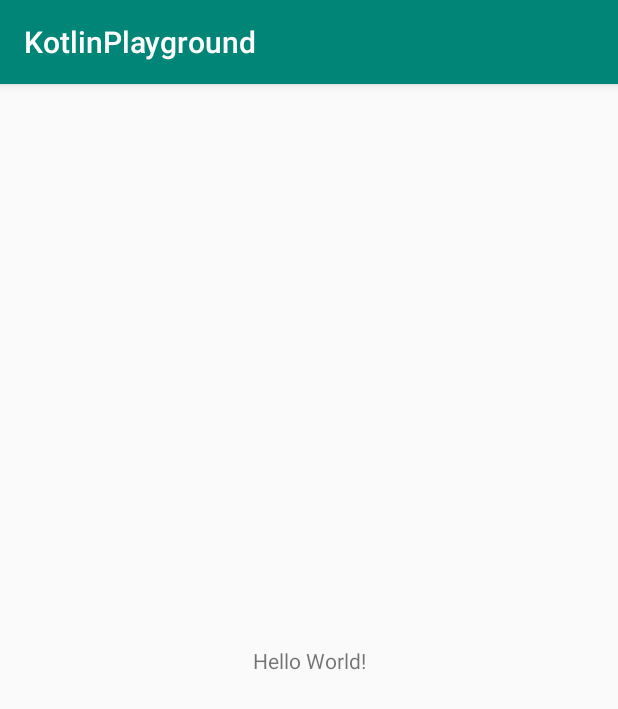
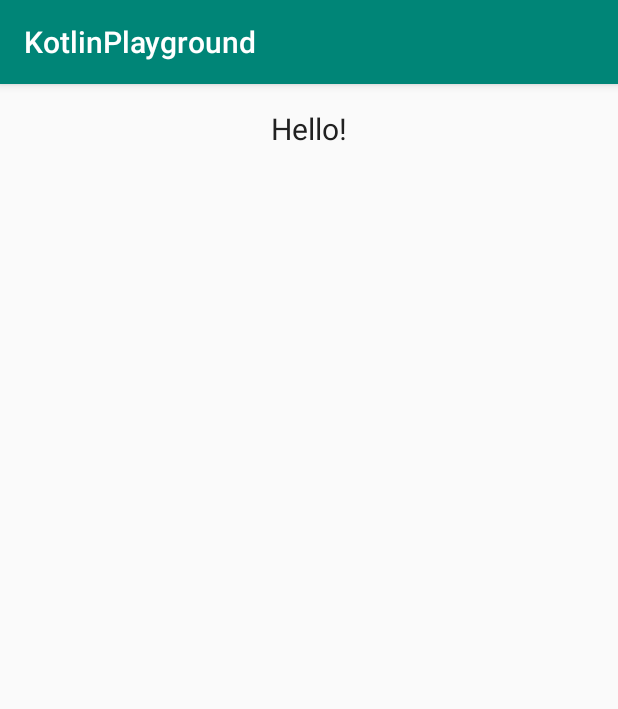
Before and after one commit to tochanenko/AndroidPlaygroundApp, an Android app: the screen it shows after launch (MainActivity), on a phone screen of 412 x 824 dp. Shown: the top 709 px of the screen. Run offline under Robolectric (Android 15) with nearby library versions, the phone set to English and light mode, and no system bars.

Commit message:
Tested TextView

```diff
--- a/playground/app/src/main/java/com/tochanenko/kotlinplayground/MainActivity.kt
+++ b/playground/app/src/main/java/com/tochanenko/kotlinplayground/MainActivity.kt
@@ -2,11 +2,18 @@ package com.tochanenko.kotlinplayground
 
 import android.support.v7.app.AppCompatActivity
 import android.os.Bundle
+import android.widget.TextView
 
 class MainActivity : AppCompatActivity() {
+
+    lateinit var tv : TextView
 
     override fun onCreate(savedInstanceState: Bundle?) {
         super.onCreate(savedInstanceState)
         setContentView(R.layout.activity_main)
+
+        tv = findViewById(R.id.helloTextView)
+
+        tv.text = getString(R.string.hello)
     }
 }
--- a/playground/app/src/main/res/layout/activity_main.xml
+++ b/playground/app/src/main/res/layout/activity_main.xml
@@ -8,12 +8,12 @@
         tools:context=".MainActivity">
 
     <TextView
-            android:layout_width="wrap_content"
+            android:text="TextView"
+            android:layout_width="0dp"
             android:layout_height="wrap_content"
-            android:text="Hello World!"
-            app:layout_constraintBottom_toBottomOf="parent"
-            app:layout_constraintLeft_toLeftOf="parent"
-            app:layout_constraintRight_toRightOf="parent"
-            app:layout_constraintTop_toTopOf="parent"/>
-
+            android:id="@+id/helloTextView" app:layout_constraintStart_toStartOf="parent"
+            android:layout_marginStart="16dp"
+            app:layout_constraintEnd_toEndOf="parent" android:layout_marginEnd="16dp" android:layout_marginTop="16dp"
+            app:layout_constraintTop_toTopOf="parent" android:textColor="#212121" android:textSize="20sp"
+            android:fontFamily="sans-serif" android:textAlignment="center"/>
 </android.support.constraint.ConstraintLayout>
--- a/playground/app/src/main/res/values/colors.xml
+++ b/playground/app/src/main/res/values/colors.xml
@@ -3,4 +3,5 @@
     <color name="colorPrimary">#008577</color>
     <color name="colorPrimaryDark">#00574B</color>
     <color name="colorAccent">#D81B60</color>
+    <color name="darkGray">#212121</color>
 </resources>
--- a/playground/app/src/main/res/values/strings.xml
+++ b/playground/app/src/main/res/values/strings.xml
@@ -1,3 +1,4 @@
 <resources>
     <string name="app_name">KotlinPlayground</string>
+    <string name="hello">Hello!</string>
 </resources>
```
